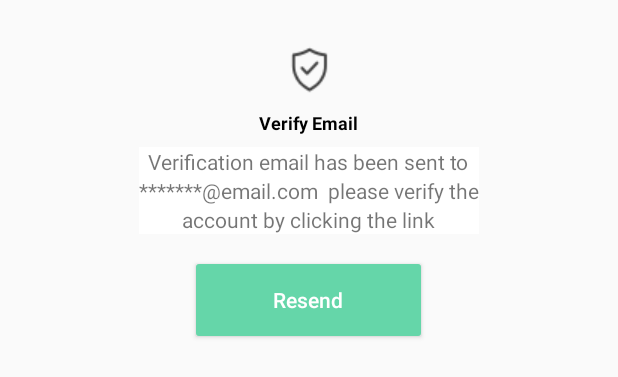
After one commit to Jeevitha456/Ntrust, an Android app: the layout verify_email_dialogbox.xml on its own in the app's theme, with its tools: preview values and no code run, on a phone screen of 412 x 824 dp. The commit adds this screen. Shown: the top 377 px of the screen. Run offline under Robolectric (Android 15) with nearby library versions, the phone set to English and light mode, and no system bars.

Commit message:
added dialog box

```diff
--- a/app/src/main/java/com/example/ntrust/PersonalDetailsActivity.kt
+++ b/app/src/main/java/com/example/ntrust/PersonalDetailsActivity.kt
@@ -30,7 +30,7 @@ class PersonalDetailsActivity : AppCompatActivity() {
 
     private fun setupEventHandlers() {
         val dateSetListener =
-            DatePickerDialog.OnDateSetListener { view, year, monthOfYear, dayOfMonth ->
+            DatePickerDialog.OnDateSetListener { _, year, monthOfYear, dayOfMonth ->
                 cal.set(Calendar.YEAR, year)
                 cal.set(Calendar.MONTH, monthOfYear)
                 cal.set(Calendar.DAY_OF_MONTH, dayOfMonth)
--- /dev/null
+++ b/app/src/main/res/layout/verify_email_dialogbox.xml
@@ -0,0 +1,66 @@
+<?xml version="1.0" encoding="utf-8"?>
+<LinearLayout xmlns:android="http://schemas.android.com/apk/res/android"
+    android:layout_width="match_parent"
+    android:layout_height="match_parent"
+    android:orientation="vertical"
+    android:padding="10dp">
+
+    <androidx.appcompat.widget.AppCompatImageView
+        android:id="@+id/img_verifyicon"
+        android:layout_width="wrap_content"
+        android:layout_height="wrap_content"
+        android:layout_gravity="center"
+        android:layout_marginTop="@dimen/_19"
+        android:src="@drawable/verify_small_icon" />
+
+    <TextView
+        android:id="@+id/txt_verifyEmail"
+        android:layout_width="wrap_content"
+        android:layout_height="wrap_content"
+        android:layout_gravity="center"
+        android:layout_marginTop="@dimen/_10"
+        android:text="@string/verify_email"
+        android:textColor="@color/black"
+        android:textSize="@dimen/_12sp"
+        android:textStyle="bold" />
+
+    <LinearLayout
+        android:layout_width="wrap_content"
+        android:layout_height="wrap_content"
+        android:layout_gravity="center"
+        android:layout_marginTop="8dp"
+        android:background="@color/white"
+        android:orientation="vertical">
+
+        <TextView
+            android:layout_width="wrap_content"
+            android:layout_height="wrap_content"
+            android:layout_gravity="center"
+            android:text="@string/verify_emailMessage" />
+
+        <TextView
+            android:layout_width="wrap_content"
+            android:layout_height="wrap_content"
+            android:layout_gravity="center"
+            android:text="@string/verify_emailMessage1" />
+
+        <TextView
+            android:layout_width="wrap_content"
+            android:layout_height="wrap_content"
+            android:layout_gravity="center"
+            android:text="@string/verify_emailMessage2" />
+    </LinearLayout>
+
+    <Button
+        android:id="@+id/btn_resend"
+        android:layout_width="@dimen/_150"
+        android:layout_height="wrap_content"
+        android:layout_gravity="center"
+        android:layout_marginTop="@dimen/_20"
+        android:layout_marginBottom="@dimen/_44"
+        android:background="@drawable/custom_login_button"
+        android:text="@string/resend"
+        android:textAllCaps="false"
+        android:textColor="@color/white" />
+
+</LinearLayout>
--- a/app/src/main/res/values/dimen.xml
+++ b/app/src/main/res/values/dimen.xml
@@ -1,8 +1,10 @@
 <?xml version="1.0" encoding="utf-8"?>
 <resources>
+    <dimen name="_2dp">2dp</dimen>
     <dimen name="_4">4dp</dimen>
     <dimen name="_9">9dp</dimen>
     <dimen name="_10">10dp</dimen>
+    <dimen name="_12dp">12dp</dimen>
     <dimen name="_16">16dp</dimen>
     <dimen name="_18">18dp</dimen>
     <dimen name="_19">19dp</dimen>
--- a/app/src/main/res/values/strings.xml
+++ b/app/src/main/res/values/strings.xml
@@ -25,4 +25,13 @@
     <string name="weight">Weight</string>
     <string name="height">Height</string>
     <string name="submit">Submit</string>
+    <string name="noInternetConnection">No Internet Connection</string>
+    <string name="noInternetAlert">We are unable to connect to internet, please</string>
+    <string name="noInternetAlert1">check your connection</string>
+    <string name="refresh">Refresh</string>
+    <string name="verify_email">Verify Email</string>
+    <string name="verify_emailMessage">"Verification email has been sent to</string>
+    <string name="verify_emailMessage1">"*******@email.com  please verify the</string>
+    <string name="verify_emailMessage2">account by clicking the link</string>
+    <string name="resend">Resend</string>
 </resources>
```
Also changed, not shown: app/src/main/java/com/example/ntrust/MainActivity.kt (+21 -2 lines), app/src/main/res/layout/no_internet.xml (added, +79 -0 lines), app/src/main/res/drawable/nointernet_icon.png (added), app/src/main/res/drawable/refresh_icon.png (added), app/src/main/res/drawable/verify_small_icon.png (added).
